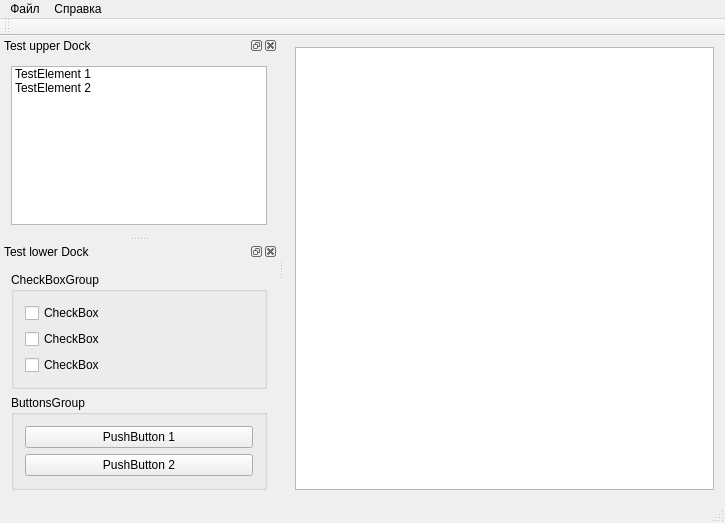
Before: the Qt Designer form sumleditor/sumleditor/sumleditor.ui in ARyaskov/SmilingMoose, drawn with Qt 5.
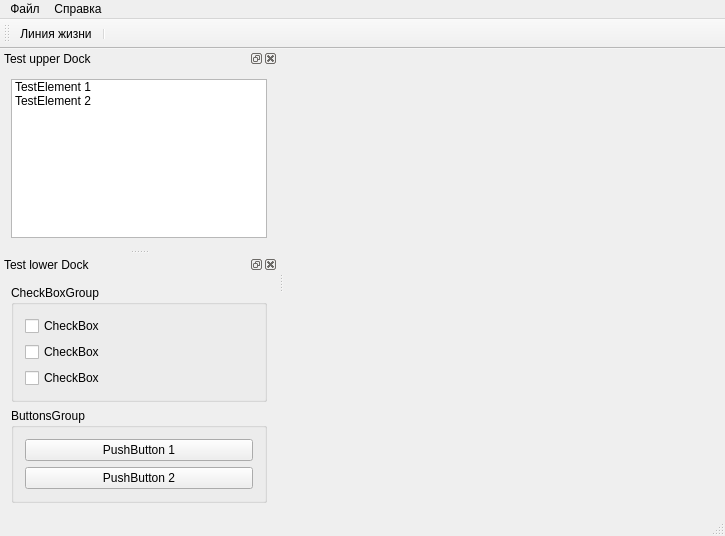
After: the same form once the commit is applied.

Commit message: Добавлен класс сцены для отрисовки диаграммы. Объект сцены помещен на главное окно, и протестирован его функционал (задан цвет фона, задействован инструмент "рука", помещены две линии).

```diff
--- a/sumleditor/sumleditor/sumleditor.ui
+++ b/sumleditor/sumleditor/sumleditor.ui
@@ -14,19 +14,9 @@
    <string>Student UML Editor</string>
   </property>
   <widget class="QWidget" name="centralWidget">
-   <layout class="QGridLayout" name="gridLayout">
+   <layout class="QGridLayout" name="gridLayout_6">
     <item row="0" column="0">
-     <widget class="QGraphicsView" name="testGraphicsScene">
-      <property name="statusTip">
-       <string>Graphics Scene</string>
-      </property>
-      <property name="whatsThis">
-       <string/>
-      </property>
-      <property name="accessibleName">
-       <string/>
-      </property>
-     </widget>
+     <layout class="QGridLayout" name="gridLayout"/>
     </item>
    </layout>
   </widget>
@@ -55,6 +45,12 @@
    <addaction name="menuHelp"/>
   </widget>
   <widget class="QToolBar" name="mainToolBar">
+   <property name="minimumSize">
+    <size>
+     <width>10</width>
+     <height>30</height>
+    </size>
+   </property>
    <property name="windowTitle">
     <string>Main tool bar</string>
    </property>
@@ -62,8 +58,10 @@
     <enum>TopToolBarArea</enum>
    </attribute>
    <attribute name="toolBarBreak">
-    <bool>true</bool>
+    <bool>false</bool>
    </attribute>
+   <addaction name="actLifeLine"/>
+   <addaction name="separator"/>
   </widget>
   <widget class="QStatusBar" name="statusBar"/>
   <widget class="QDockWidget" name="testUpperDock">
@@ -184,6 +182,11 @@
     <string>qwe</string>
    </property>
   </action>
+  <action name="actLifeLine">
+   <property name="text">
+    <string>Линия жизни</string>
+   </property>
+  </action>
  </widget>
  <layoutdefault spacing="6" margin="11"/>
  <resources>
```
The commit also changes 3 other files.
